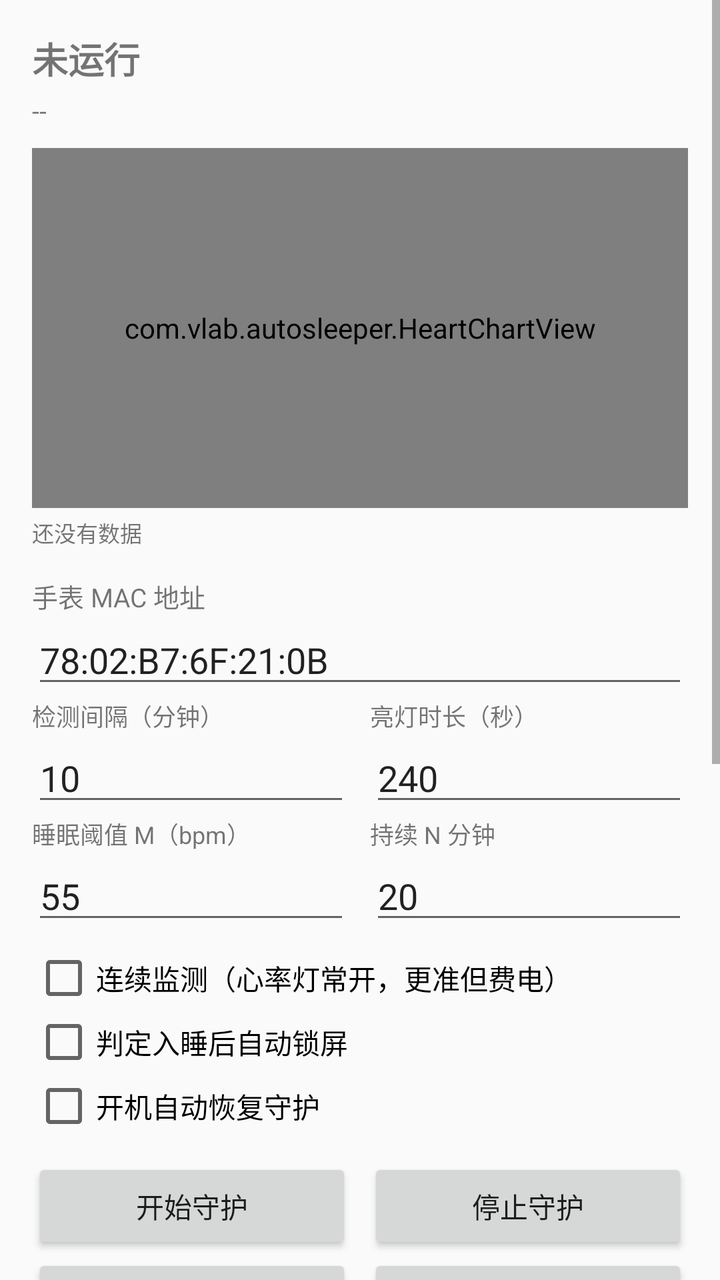
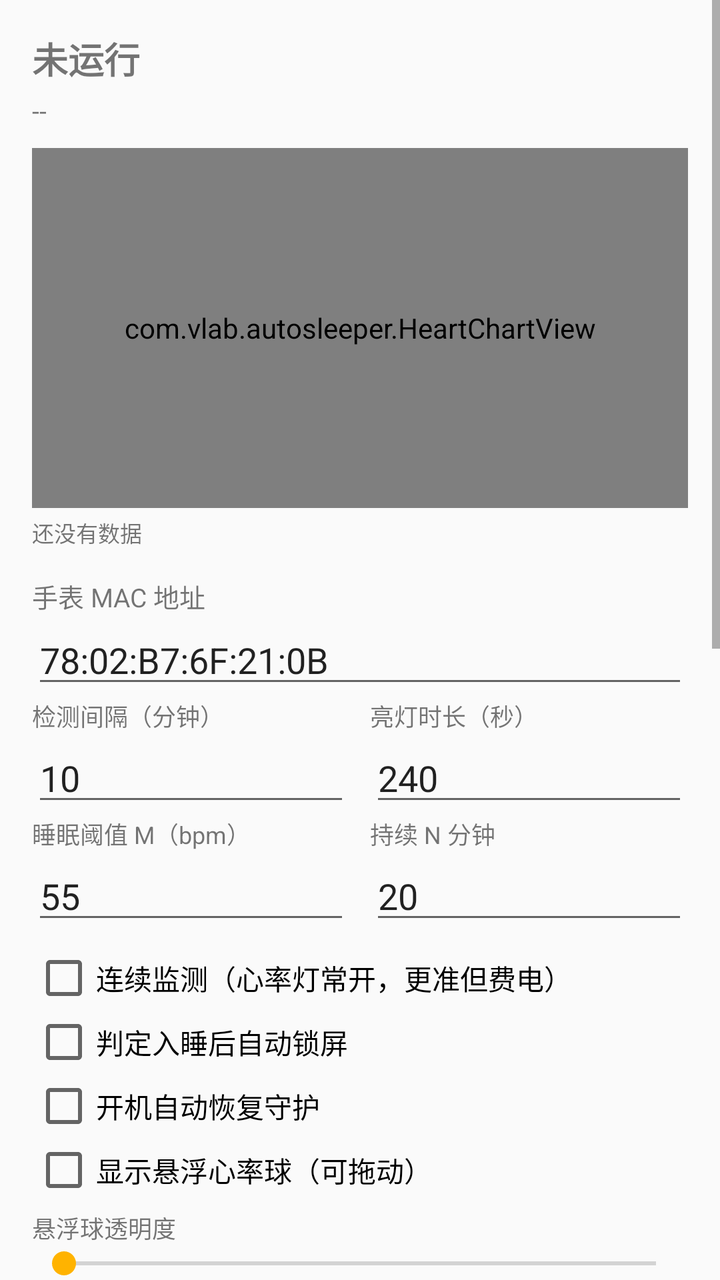

The first picture is an Android layout as it rendered before a commit; the second is the same layout after the commit. The layout source and the unified diff follow.
<!-- AndroidManifest.xml: application theme Theme.AutoSleeper -->
<!-- res/layout/activity_main.xml -->
<?xml version="1.0" encoding="utf-8"?>
<ScrollView xmlns:android="http://schemas.android.com/apk/res/android"
    android:layout_width="match_parent"
    android:layout_height="match_parent"
    android:fillViewport="true">

    <LinearLayout
        android:layout_width="match_parent"
        android:layout_height="wrap_content"
        android:orientation="vertical"
        android:padding="16dp">

        <TextView
            android:id="@+id/tvStatus"
            android:layout_width="match_parent"
            android:layout_height="wrap_content"
            android:text="@string/status_idle"
            android:textSize="18sp"
            android:textStyle="bold" />

        <TextView
            android:id="@+id/tvNow"
            android:layout_width="match_parent"
            android:layout_height="wrap_content"
            android:layout_marginTop="4dp"
            android:text="--"
            android:textSize="13sp" />

        <com.vlab.autosleeper.HeartChartView
            android:id="@+id/chart"
            android:layout_width="match_parent"
            android:layout_height="180dp"
            android:layout_marginTop="10dp" />

        <TextView
            android:id="@+id/tvChartInfo"
            android:layout_width="match_parent"
            android:layout_height="wrap_content"
            android:layout_marginTop="4dp"
            android:text="还没有数据"
            android:textSize="11sp" />

        <TextView
            android:layout_width="match_parent"
            android:layout_height="wrap_content"
            android:layout_marginTop="14dp"
            android:text="@string/hint_addr"
            android:textSize="13sp" />

        <EditText
            android:id="@+id/etAddr"
            android:layout_width="match_parent"
            android:layout_height="wrap_content"
            android:inputType="text"
            android:singleLine="true"
            android:text="78:02:B7:6F:21:0B" />

        <LinearLayout
            android:layout_width="match_parent"
            android:layout_height="wrap_content"
            android:orientation="horizontal">

            <LinearLayout
                android:layout_width="0dp"
                android:layout_height="wrap_content"
                android:layout_weight="1"
                android:orientation="vertical">

                <TextView
                    android:layout_width="match_parent"
                    android:layout_height="wrap_content"
                    android:text="@string/label_interval"
                    android:textSize="12sp" />

                <EditText
                    android:id="@+id/etInterval"
                    android:layout_width="match_parent"
                    android:layout_height="wrap_content"
                    android:inputType="number"
                    android:singleLine="true"
                    android:text="10" />
            </LinearLayout>

            <LinearLayout
                android:layout_width="0dp"
                android:layout_height="wrap_content"
                android:layout_weight="1"
                android:layout_marginStart="10dp"
                android:orientation="vertical">

                <TextView
                    android:layout_width="match_parent"
                    android:layout_height="wrap_content"
                    android:text="@string/label_monitor"
                    android:textSize="12sp" />

                <EditText
                    android:id="@+id/etMonitor"
                    android:layout_width="match_parent"
                    android:layout_height="wrap_content"
                    android:inputType="number"
                    android:singleLine="true"
                    android:text="240" />
            </LinearLayout>
        </LinearLayout>

        <LinearLayout
            android:layout_width="match_parent"
            android:layout_height="wrap_content"
            android:orientation="horizontal">

            <LinearLayout
                android:layout_width="0dp"
                android:layout_height="wrap_content"
                android:layout_weight="1"
                android:orientation="vertical">

                <TextView
                    android:layout_width="match_parent"
                    android:layout_height="wrap_content"
                    android:text="@string/label_threshold"
                    android:textSize="12sp" />

                <EditText
                    android:id="@+id/etThreshold"
                    android:layout_width="match_parent"
                    android:layout_height="wrap_content"
                    android:inputType="number"
                    android:singleLine="true"
                    android:text="55" />
            </LinearLayout>

            <LinearLayout
                android:layout_width="0dp"
                android:layout_height="wrap_content"
                android:layout_weight="1"
                android:layout_marginStart="10dp"
                android:orientation="vertical">

                <TextView
                    android:layout_width="match_parent"
                    android:layout_height="wrap_content"
                    android:text="@string/label_hold"
                    android:textSize="12sp" />

                <EditText
                    android:id="@+id/etHold"
                    android:layout_width="match_parent"
                    android:layout_height="wrap_content"
                    android:inputType="number"
                    android:singleLine="true"
                    android:text="20" />
            </LinearLayout>
        </LinearLayout>

        <CheckBox
            android:id="@+id/cbContinuous"
            android:layout_width="match_parent"
            android:layout_height="wrap_content"
            android:layout_marginTop="6dp"
            android:text="@string/label_continuous" />

        <CheckBox
            android:id="@+id/cbAutoLock"
            android:layout_width="match_parent"
            android:layout_height="wrap_content"
            android:text="@string/label_autolock" />

        <CheckBox
            android:id="@+id/cbBoot"
            android:layout_width="match_parent"
            android:layout_height="wrap_content"
            android:text="@string/label_boot" />

        <LinearLayout
            android:layout_width="match_parent"
            android:layout_height="wrap_content"
            android:layout_marginTop="10dp"
            android:orientation="horizontal">

            <Button
                android:id="@+id/btnStart"
                android:layout_width="0dp"
                android:layout_height="wrap_content"
                android:layout_weight="1"
                android:text="@string/btn_start" />

            <Button
                android:id="@+id/btnStop"
                android:layout_width="0dp"
                android:layout_height="wrap_content"
                android:layout_weight="1"
                android:layout_marginStart="8dp"
                android:text="@string/btn_stop" />
        </LinearLayout>

        <LinearLayout
            android:layout_width="match_parent"
            android:layout_height="wrap_content"
            android:orientation="horizontal">

            <Button
                android:id="@+id/btnTest"
                android:layout_width="0dp"
                android:layout_height="wrap_content"
                android:layout_weight="1"
                android:text="@string/btn_test" />

            <Button
                android:id="@+id/btnLock"
                android:layout_width="0dp"
                android:layout_height="wrap_content"
                android:layout_weight="1"
                android:layout_marginStart="8dp"
                android:text="@string/btn_lock_now" />
        </LinearLayout>

        <LinearLayout
            android:layout_width="match_parent"
            android:layout_height="wrap_content"
            android:orientation="horizontal">

            <Button
                android:id="@+id/btnAdmin"
                android:layout_width="0dp"
                android:layout_height="wrap_content"
                android:layout_weight="1.2"
                android:text="@string/btn_admin" />

            <Button
                android:id="@+id/btnPair"
                android:layout_width="0dp"
                android:layout_height="wrap_content"
                android:layout_weight="1"
                android:layout_marginStart="8dp"
                android:text="@string/btn_pair" />

            <Button
                android:id="@+id/btnClear"
                android:layout_width="0dp"
                android:layout_height="wrap_content"
                android:layout_weight="1"
                android:layout_marginStart="8dp"
                android:text="@string/btn_clear" />
        </LinearLayout>

        <Button
            android:id="@+id/btnBattery"
            android:layout_width="match_parent"
            android:layout_height="wrap_content"
            android:text="@string/btn_battery" />

        <Button
            android:id="@+id/btnHistory"
            android:layout_width="match_parent"
            android:layout_height="wrap_content"
            android:text="@string/btn_history" />

        <TextView
            android:layout_width="match_parent"
            android:layout_height="wrap_content"
            android:layout_marginTop="12dp"
            android:text="运行日志"
            android:textSize="13sp" />

        <TextView
            android:id="@+id/tvLog"
            android:layout_width="match_parent"
            android:layout_height="wrap_content"
            android:layout_marginTop="6dp"
            android:background="@color/log_bg"
            android:fontFamily="monospace"
            android:minHeight="200dp"
            android:padding="8dp"
            android:textColor="@color/log_fg"
            android:textIsSelectable="true"
            android:textSize="11sp" />

    </LinearLayout>
</ScrollView>
<!-- resources referenced by this layout -->
<resources>
  <color name="log_bg">#101418</color>
  <color name="log_fg">#9EE493</color>
  <string name="btn_admin">激活锁屏权限</string>
  <string name="btn_battery">关闭电池优化（保活）</string>
  <string name="btn_clear">清空日志</string>
  <string name="btn_history">历史曲线（本地存档）</string>
  <string name="btn_lock_now">立即锁屏</string>
  <string name="btn_pair">系统配对</string>
  <string name="btn_start">开始守护</string>
  <string name="btn_stop">停止守护</string>
  <string name="btn_test">立即测一次</string>
  <string name="hint_addr">手表 MAC 地址</string>
  <string name="label_autolock">判定入睡后自动锁屏</string>
  <string name="label_boot">开机自动恢复守护</string>
  <string name="label_continuous">连续监测（心率灯常开，更准但费电）</string>
  <string name="label_hold">持续 N 分钟</string>
  <string name="label_interval">检测间隔（分钟）</string>
  <string name="label_monitor">亮灯时长（秒）</string>
  <string name="label_threshold">睡眠阈值 M（bpm）</string>
  <string name="status_idle">未运行</string>
  <style name="Theme.AutoSleeper" parent="Theme.AppCompat.DayNight.DarkActionBar">
          <item name="colorPrimary">@color/primary</item>
          <item name="colorPrimaryDark">@color/primary_dark</item>
          <item name="colorAccent">@color/accent</item>
      </style>
  <color name="primary">#1A237E</color>
  <color name="primary_dark">#0D1454</color>
  <color name="accent">#FFB300</color>
</resources>

<!-- the commit's change to res/layout/activity_main.xml (unified diff, before → after) -->
@@ -171,6 +171,55 @@
             android:layout_width="match_parent"
             android:layout_height="wrap_content"
             android:text="@string/label_boot" />
+
+        <CheckBox
+            android:id="@+id/cbFloat"
+            android:layout_width="match_parent"
+            android:layout_height="wrap_content"
+            android:text="@string/label_float" />
+
+        <TextView
+            android:layout_width="match_parent"
+            android:layout_height="wrap_content"
+            android:layout_marginTop="4dp"
+            android:text="@string/label_alpha"
+            android:textSize="12sp" />
+
+        <SeekBar
+            android:id="@+id/sbAlpha"
+            android:layout_width="match_parent"
+            android:layout_height="wrap_content"
+            android:max="80" />
+
+        <TextView
+            android:layout_width="match_parent"
+            android:layout_height="wrap_content"
+            android:text="@string/label_posx"
+            android:textSize="12sp" />
+
+        <SeekBar
+            android:id="@+id/sbX"
+            android:layout_width="match_parent"
+            android:layout_height="wrap_content"
+            android:max="1000" />
+
+        <TextView
+            android:layout_width="match_parent"
+            android:layout_height="wrap_content"
+            android:text="@string/label_posy"
+            android:textSize="12sp" />
+
+        <SeekBar
+            android:id="@+id/sbY"
+            android:layout_width="match_parent"
+            android:layout_height="wrap_content"
+            android:max="1000" />
+
+        <Button
+            android:id="@+id/btnOverlayPerm"
+            android:layout_width="match_parent"
+            android:layout_height="wrap_content"
+            android:text="@string/btn_overlay" />
 
         <LinearLayout
             android:layout_width="match_parent"
<!-- resource entries referenced after the edit -->
@@ -7,17 +7,22 @@
   <string name="btn_clear">清空日志</string>
   <string name="btn_history">历史曲线（本地存档）</string>
   <string name="btn_lock_now">立即锁屏</string>
+  <string name="btn_overlay">授权悬浮窗</string>
   <string name="btn_pair">系统配对</string>
   <string name="btn_start">开始守护</string>
   <string name="btn_stop">停止守护</string>
   <string name="btn_test">立即测一次</string>
   <string name="hint_addr">手表 MAC 地址</string>
+  <string name="label_alpha">悬浮球透明度</string>
   <string name="label_autolock">判定入睡后自动锁屏</string>
   <string name="label_boot">开机自动恢复守护</string>
   <string name="label_continuous">连续监测（心率灯常开，更准但费电）</string>
+  <string name="label_float">显示悬浮心率球（可拖动）</string>
   <string name="label_hold">持续 N 分钟</string>
   <string name="label_interval">检测间隔（分钟）</string>
   <string name="label_monitor">亮灯时长（秒）</string>
+  <string name="label_posx">悬浮球水平位置</string>
+  <string name="label_posy">悬浮球垂直位置</string>
   <string name="label_threshold">睡眠阈值 M（bpm）</string>
   <string name="status_idle">未运行</string>
   <style name="Theme.AutoSleeper" parent="Theme.AppCompat.DayNight.DarkActionBar">
